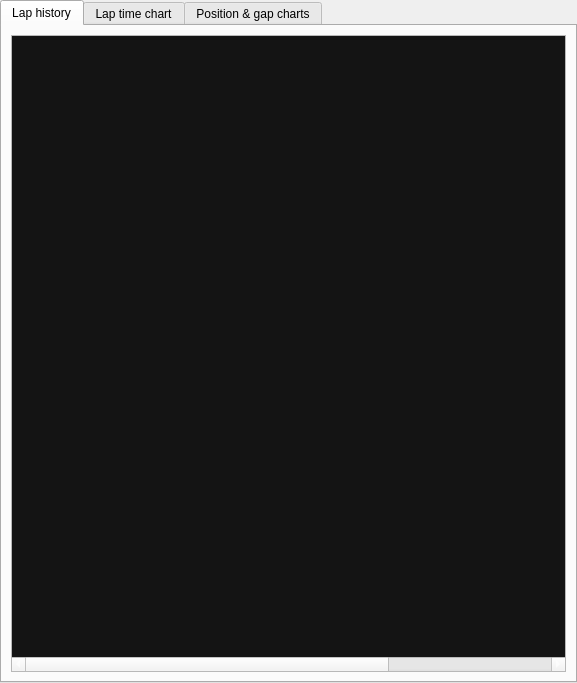
First picture: the form in ui/driverdatawidget.ui, repository gronberg/f1lt, before the edit.
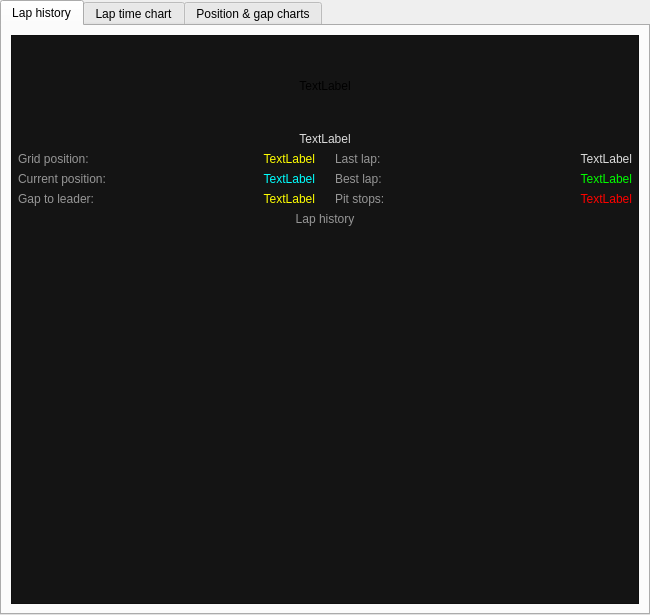
Second picture: the form after the edit.

Commit message: reimplemented main tables (LT table, driver data, speed records and fastest laps) using model/view

Diff of the .ui file:
```diff
--- a/ui/driverdatawidget.ui
+++ b/ui/driverdatawidget.ui
@@ -6,14 +6,20 @@
    <rect>
     <x>0</x>
     <y>0</y>
-    <width>577</width>
-    <height>683</height>
+    <width>650</width>
+    <height>615</height>
    </rect>
   </property>
+  <property name="maximumSize">
+   <size>
+    <width>16777215</width>
+    <height>16777215</height>
+   </size>
+  </property>
   <property name="windowTitle">
    <string>Form</string>
   </property>
-  <layout class="QVBoxLayout" name="verticalLayout">
+  <layout class="QVBoxLayout" name="verticalLayout_5">
    <property name="margin">
     <number>0</number>
    </property>
@@ -33,26 +39,20 @@
        <string>Lap history</string>
       </attribute>
       <layout class="QVBoxLayout" name="verticalLayout_2">
+       <property name="margin">
+        <number>9</number>
+       </property>
        <item>
-        <widget class="QTableWidget" name="tableWidget_4">
+        <widget class="QScrollArea" name="scrollArea">
          <property name="palette">
           <palette>
            <active>
-            <colorrole role="WindowText">
+            <colorrole role="Button">
              <brush brushstyle="SolidPattern">
               <color alpha="255">
-               <red>255</red>
-               <green>255</green>
-               <blue>255</blue>
-              </color>
-             </brush>
-            </colorrole>
-            <colorrole role="Text">
-             <brush brushstyle="SolidPattern">
-              <color alpha="255">
-               <red>255</red>
-               <green>255</green>
-               <blue>255</blue>
+               <red>204</red>
+               <green>204</green>
+               <blue>205</blue>
               </color>
              </brush>
             </colorrole>
@@ -65,32 +65,23 @@
               </color>
              </brush>
             </colorrole>
-            <colorrole role="Highlight">
+            <colorrole role="Window">
              <brush brushstyle="SolidPattern">
               <color alpha="255">
-               <red>73</red>
-               <green>73</green>
-               <blue>73</blue>
+               <red>20</red>
+               <green>20</green>
+               <blue>20</blue>
               </color>
              </brush>
             </colorrole>
            </active>
            <inactive>
-            <colorrole role="WindowText">
+            <colorrole role="Button">
              <brush brushstyle="SolidPattern">
               <color alpha="255">
-               <red>255</red>
-               <green>255</green>
-               <blue>255</blue>
-              </color>
-             </brush>
-            </colorrole>
-            <colorrole role="Text">
-             <brush brushstyle="SolidPattern">
-              <color alpha="255">
-               <red>255</red>
-               <green>255</green>
-               <blue>255</blue>
+               <red>204</red>
+               <green>204</green>
+               <blue>205</blue>
               </color>
              </brush>
             </colorrole>
@@ -103,134 +94,885 @@
               </color>
              </brush>
             </colorrole>
-            <colorrole role="Highlight">
+            <colorrole role="Window">
              <brush brushstyle="SolidPattern">
               <color alpha="255">
-               <red>73</red>
-               <green>73</green>
-               <blue>73</blue>
+               <red>20</red>
+               <green>20</green>
+               <blue>20</blue>
               </color>
              </brush>
             </colorrole>
            </inactive>
            <disabled>
-            <colorrole role="WindowText">
+            <colorrole role="Button">
              <brush brushstyle="SolidPattern">
               <color alpha="255">
-               <red>130</red>
-               <green>130</green>
-               <blue>130</blue>
-              </color>
-             </brush>
-            </colorrole>
-            <colorrole role="Text">
-             <brush brushstyle="SolidPattern">
-              <color alpha="255">
-               <red>130</red>
-               <green>130</green>
-               <blue>130</blue>
+               <red>204</red>
+               <green>204</green>
+               <blue>205</blue>
               </color>
              </brush>
             </colorrole>
             <colorrole role="Base">
              <brush brushstyle="SolidPattern">
               <color alpha="255">
-               <red>240</red>
-               <green>240</green>
-               <blue>240</blue>
+               <red>20</red>
+               <green>20</green>
+               <blue>20</blue>
               </color>
              </brush>
             </colorrole>
-            <colorrole role="Highlight">
+            <colorrole role="Window">
              <brush brushstyle="SolidPattern">
               <color alpha="255">
-               <red>175</red>
-               <green>175</green>
-               <blue>175</blue>
+               <red>20</red>
+               <green>20</green>
+               <blue>20</blue>
               </color>
              </brush>
             </colorrole>
            </disabled>
           </palette>
          </property>
-         <property name="font">
-          <font>
-           <family>Arial</family>
-           <pointsize>10</pointsize>
-           <weight>75</weight>
-           <bold>true</bold>
-          </font>
+         <property name="autoFillBackground">
+          <bool>true</bool>
          </property>
-         <property name="editTriggers">
-          <set>QAbstractItemView::NoEditTriggers</set>
+         <property name="widgetResizable">
+          <bool>true</bool>
          </property>
-         <property name="selectionMode">
-          <enum>QAbstractItemView::ExtendedSelection</enum>
-         </property>
-         <property name="selectionBehavior">
-          <enum>QAbstractItemView::SelectItems</enum>
-         </property>
-         <property name="iconSize">
-          <size>
-           <width>300</width>
-           <height>300</height>
-          </size>
-         </property>
-         <property name="verticalScrollMode">
-          <enum>QAbstractItemView::ScrollPerPixel</enum>
-         </property>
-         <property name="horizontalScrollMode">
-          <enum>QAbstractItemView::ScrollPerPixel</enum>
-         </property>
-         <property name="showGrid">
-          <bool>false</bool>
-         </property>
-         <attribute name="horizontalHeaderVisible">
-          <bool>false</bool>
-         </attribute>
-         <attribute name="verticalHeaderVisible">
-          <bool>false</bool>
-         </attribute>
-         <column>
-          <property name="text">
-           <string/>
+         <widget class="QWidget" name="scrollAreaWidgetContents_5">
+          <property name="geometry">
+           <rect>
+            <x>0</x>
+            <y>0</y>
+            <width>626</width>
+            <height>566</height>
+           </rect>
           </property>
-         </column>
-         <column>
-          <property name="text">
-           <string/>
-          </property>
-         </column>
-         <column>
-          <property name="text">
-           <string/>
-          </property>
-         </column>
-         <column>
-          <property name="text">
-           <string/>
-          </property>
-         </column>
-         <column>
-          <property name="text">
-           <string/>
-          </property>
-         </column>
-         <column>
-          <property name="text">
-           <string/>
-          </property>
-         </column>
-         <column>
-          <property name="text">
-           <string/>
-          </property>
-         </column>
-         <column>
-          <property name="text">
-           <string/>
-          </property>
-         </column>
+          <layout class="QVBoxLayout" name="verticalLayout">
+           <property name="leftMargin">
+            <number>0</number>
+           </property>
+           <property name="topMargin">
+            <number>4</number>
+           </property>
+           <property name="rightMargin">
+            <number>0</number>
+           </property>
+           <property name="bottomMargin">
+            <number>4</number>
+           </property>
+           <item>
+            <widget class="QWidget" name="infoWidget" native="true">
+             <layout class="QGridLayout" name="gridLayout">
+              <property name="horizontalSpacing">
+               <number>20</number>
+              </property>
+              <property name="verticalSpacing">
+               <number>6</number>
+              </property>
+              <property name="margin">
+               <number>6</number>
+              </property>
+              <item row="9" column="0" colspan="4">
+               <widget class="QLabel" name="label_5">
+                <property name="palette">
+                 <palette>
+                  <active>
+                   <colorrole role="WindowText">
+                    <brush brushstyle="SolidPattern">
+                     <color alpha="255">
+                      <red>150</red>
+                      <green>150</green>
+                      <blue>150</blue>
+                     </color>
+                    </brush>
+                   </colorrole>
+                  </active>
+                  <inactive>
+                   <colorrole role="WindowText">
+                    <brush brushstyle="SolidPattern">
+                     <color alpha="255">
+                      <red>150</red>
+                      <green>150</green>
+                      <blue>150</blue>
+                     </color>
+                    </brush>
+                   </colorrole>
+                  </inactive>
+                  <disabled>
+                   <colorrole role="WindowText">
+                    <brush brushstyle="SolidPattern">
+                     <color alpha="255">
+                      <red>130</red>
+                      <green>130</green>
+                      <blue>130</blue>
+                     </color>
+                    </brush>
+                   </colorrole>
+                  </disabled>
+                 </palette>
+                </property>
+                <property name="text">
+                 <string>Lap history</string>
+                </property>
+                <property name="alignment">
+                 <set>Qt::AlignCenter</set>
+                </property>
+               </widget>
+              </item>
+              <item row="2" column="0" colspan="4">
+               <widget class="QLabel" name="driverNameLabel">
+                <property name="palette">
+                 <palette>
+                  <active>
+                   <colorrole role="WindowText">
+                    <brush brushstyle="SolidPattern">
+                     <color alpha="255">
+                      <red>220</red>
+                      <green>220</green>
+                      <blue>220</blue>
+                     </color>
+                    </brush>
+                   </colorrole>
+                  </active>
+                  <inactive>
+                   <colorrole role="WindowText">
+                    <brush brushstyle="SolidPattern">
+                     <color alpha="255">
+                      <red>220</red>
+                      <green>220</green>
+                      <blue>220</blue>
+                     </color>
+                    </brush>
+                   </colorrole>
+                  </inactive>
+                  <disabled>
+                   <colorrole role="WindowText">
+                    <brush brushstyle="SolidPattern">
+                     <color alpha="255">
+                      <red>130</red>
+                      <green>130</green>
+                      <blue>130</blue>
+                     </color>
+                    </brush>
+                   </colorrole>
+                  </disabled>
+                 </palette>
+                </property>
+                <property name="text">
+                 <string>TextLabel</string>
+                </property>
+                <property name="alignment">
+                 <set>Qt::AlignCenter</set>
+                </property>
+               </widget>
+              </item>
+              <item row="6" column="3">
+               <widget class="QLabel" name="bestLapLabel">
+                <property name="palette">
+                 <palette>
+                  <active>
+                   <colorrole role="WindowText">
+                    <brush brushstyle="SolidPattern">
+                     <color alpha="255">
+                      <red>0</red>
+                      <green>255</green>
+                      <blue>0</blue>
+                     </color>
+                    </brush>
+                   </colorrole>
+                  </active>
+                  <inactive>
+                   <colorrole role="WindowText">
+                    <brush brushstyle="SolidPattern">
+                     <color alpha="255">
+                      <red>0</red>
+                      <green>255</green>
+                      <blue>0</blue>
+                     </color>
+                    </brush>
+                   </colorrole>
+                  </inactive>
+                  <disabled>
+                   <colorrole role="WindowText">
+                    <brush brushstyle="SolidPattern">
+                     <color alpha="255">
+                      <red>130</red>
+                      <green>130</green>
+                      <blue>130</blue>
+                     </color>
+                    </brush>
+                   </colorrole>
+                  </disabled>
+                 </palette>
+                </property>
+                <property name="text">
+                 <string>TextLabel</string>
+                </property>
+                <property name="alignment">
+                 <set>Qt::AlignRight|Qt::AlignTrailing|Qt::AlignVCenter</set>
+                </property>
+               </widget>
+              </item>
+              <item row="6" column="2">
+               <widget class="QLabel" name="label_4">
+                <property name="palette">
+                 <palette>
+                  <active>
+                   <colorrole role="WindowText">
+                    <brush brushstyle="SolidPattern">
+                     <color alpha="255">
+                      <red>150</red>
+                      <green>150</green>
+                      <blue>150</blue>
+                     </color>
+                    </brush>
+                   </colorrole>
+                  </active>
+                  <inactive>
+                   <colorrole role="WindowText">
+                    <brush brushstyle="SolidPattern">
+                     <color alpha="255">
+                      <red>150</red>
+                      <green>150</green>
+                      <blue>150</blue>
+                     </color>
+                    </brush>
+                   </colorrole>
+                  </inactive>
+                  <disabled>
+                   <colorrole role="WindowText">
+                    <brush brushstyle="SolidPattern">
+                     <color alpha="255">
+                      <red>130</red>
+                      <green>130</green>
+                      <blue>130</blue>
+                     </color>
+                    </brush>
+                   </colorrole>
+                  </disabled>
+                 </palette>
+                </property>
+                <property name="text">
+                 <string>Best lap:</string>
+                </property>
+               </widget>
+              </item>
+              <item row="7" column="2">
+               <widget class="QLabel" name="pitStopsLabel">
+                <property name="palette">
+                 <palette>
+                  <active>
+                   <colorrole role="WindowText">
+                    <brush brushstyle="SolidPattern">
+                     <color alpha="255">
+                      <red>150</red>
+                      <green>150</green>
+                      <blue>150</blue>
+                     </color>
+                    </brush>
+                   </colorrole>
+                  </active>
+                  <inactive>
+                   <colorrole role="WindowText">
+                    <brush brushstyle="SolidPattern">
+                     <color alpha="255">
+                      <red>150</red>
+                      <green>150</green>
+                      <blue>150</blue>
+                     </color>
+                    </brush>
+                   </colorrole>
+                  </inactive>
+                  <disabled>
+                   <colorrole role="WindowText">
+                    <brush brushstyle="SolidPattern">
+                     <color alpha="255">
+                      <red>130</red>
+                      <green>130</green>
+                      <blue>130</blue>
+                     </color>
+                    </brush>
+                   </colorrole>
+                  </disabled>
+                 </palette>
+                </property>
+                <property name="text">
+                 <string>Pit stops:</string>
+                </property>
+               </widget>
+              </item>
+              <item row="4" column="0">
+               <widget class="QLabel" name="gridLabel">
+                <property name="palette">
+                 <palette>
+                  <active>
+                   <colorrole role="WindowText">
+                    <brush brushstyle="SolidPattern">
+                     <color alpha="255">
+                      <red>150</red>
+                      <green>150</green>
+                      <blue>150</blue>
+                     </color>
+                    </brush>
+                   </colorrole>
+                  </active>
+                  <inactive>
+                   <colorrole role="WindowText">
+                    <brush brushstyle="SolidPattern">
+                     <color alpha="255">
+                      <red>150</red>
+                      <green>150</green>
+                      <blue>150</blue>
+                     </color>
+                    </brush>
+                   </colorrole>
+                  </inactive>
+                  <disabled>
+                   <colorrole role="WindowText">
+                    <brush brushstyle="SolidPattern">
+                     <color alpha="255">
+                      <red>130</red>
+                      <green>130</green>
+                      <blue>130</blue>
+                     </color>
+                    </brush>
+                   </colorrole>
+                  </disabled>
+                 </palette>
+                </property>
+                <property name="text">
+                 <string>Grid position:</string>
+                </property>
+               </widget>
+              </item>
+              <item row="6" column="1">
+               <widget class="QLabel" name="currentPositionLabel">
+                <property name="palette">
+                 <palette>
+                  <active>
+                   <colorrole role="WindowText">
+                    <brush brushstyle="SolidPattern">
+                     <color alpha="255">
+                      <red>0</red>
+                      <green>255</green>
+                      <blue>255</blue>
+                     </color>
+                    </brush>
+                   </colorrole>
+                  </active>
+                  <inactive>
+                   <colorrole role="WindowText">
+                    <brush brushstyle="SolidPattern">
+                     <color alpha="255">
+                      <red>0</red>
+                      <green>255</green>
+                      <blue>255</blue>
+                     </color>
+                    </brush>
+                   </colorrole>
+                  </inactive>
+                  <disabled>
+                   <colorrole role="WindowText">
+                    <brush brushstyle="SolidPattern">
+                     <color alpha="255">
+                      <red>130</red>
+                      <green>130</green>
+                      <blue>130</blue>
+                     </color>
+                    </brush>
+                   </colorrole>
+                  </disabled>
+                 </palette>
+                </property>
+                <property name="text">
+                 <string>TextLabel</string>
+                </property>
+                <property name="alignment">
+                 <set>Qt::AlignRight|Qt::AlignTrailing|Qt::AlignVCenter</set>
+                </property>
+               </widget>
+              </item>
+              <item row="4" column="1">
+               <widget class="QLabel" name="gridPositionLabel">
+                <property name="palette">
+                 <palette>
+                  <active>
+                   <colorrole role="WindowText">
+                    <brush brushstyle="SolidPattern">
+                     <color alpha="255">
+                      <red>255</red>
+                      <green>255</green>
+                      <blue>0</blue>
+                     </color>
+                    </brush>
+                   </colorrole>
+                  </active>
+                  <inactive>
+                   <colorrole role="WindowText">
+                    <brush brushstyle="SolidPattern">
+                     <color alpha="255">
+                      <red>255</red>
+                      <green>255</green>
+                      <blue>0</blue>
+                     </color>
+                    </brush>
+                   </colorrole>
+                  </inactive>
+                  <disabled>
+                   <colorrole role="WindowText">
+                    <brush brushstyle="SolidPattern">
+                     <color alpha="255">
+                      <red>130</red>
+                      <green>130</green>
+                      <blue>130</blue>
+                     </color>
+                    </brush>
+                   </colorrole>
+                  </disabled>
+                 </palette>
+                </property>
+                <property name="text">
+                 <string>TextLabel</string>
+                </property>
+                <property name="alignment">
+                 <set>Qt::AlignRight|Qt::AlignTrailing|Qt::AlignVCenter</set>
+                </property>
+               </widget>
+              </item>
+              <item row="4" column="2">
+               <widget class="QLabel" name="label_3">
+                <property name="palette">
+                 <palette>
+                  <active>
+                   <colorrole role="WindowText">
+                    <brush brushstyle="SolidPattern">
+                     <color alpha="255">
+                      <red>150</red>
+                      <green>150</green>
+                      <blue>150</blue>
+                     </color>
+                    </brush>
+                   </colorrole>
+                  </active>
+                  <inactive>
+                   <colorrole role="WindowText">
+                    <brush brushstyle="SolidPattern">
+                     <color alpha="255">
+                      <red>150</red>
+                      <green>150</green>
+                      <blue>150</blue>
+                     </color>
+                    </brush>
+                   </colorrole>
+                  </inactive>
+                  <disabled>
+                   <colorrole role="WindowText">
+                    <brush brushstyle="SolidPattern">
+                     <color alpha="255">
+                      <red>130</red>
+                      <green>130</green>
+                      <blue>130</blue>
+                     </color>
+                    </brush>
+                   </colorrole>
+                  </disabled>
+                 </palette>
+                </property>
+                <property name="text">
+                 <string>Last lap:</string>
+                </property>
+               </widget>
+              </item>
+              <item row="7" column="1">
+               <widget class="QLabel" name="gapLabel">
+                <property name="palette">
+                 <palette>
+                  <active>
+                   <colorrole role="WindowText">
+                    <brush brushstyle="SolidPattern">
+                     <color alpha="255">
+                      <red>255</red>
+                      <green>255</green>
+                      <blue>0</blue>
+                     </color>
+                    </brush>
+                   </colorrole>
+                  </active>
+                  <inactive>
+                   <colorrole role="WindowText">
+                    <brush brushstyle="SolidPattern">
+                     <color alpha="255">
+                      <red>255</red>
+                      <green>255</green>
+                      <blue>0</blue>
+                     </color>
+                    </brush>
+                   </colorrole>
+                  </inactive>
+                  <disabled>
+                   <colorrole role="WindowText">
+                    <brush brushstyle="SolidPattern">
+                     <color alpha="255">
+                      <red>130</red>
+                      <green>130</green>
+                      <blue>130</blue>
+                     </color>
+                    </brush>
+                   </colorrole>
+                  </disabled>
+                 </palette>
+                </property>
+                <property name="text">
+                 <string>TextLabel</string>
+                </property>
+                <property name="alignment">
+                 <set>Qt::AlignRight|Qt::AlignTrailing|Qt::AlignVCenter</set>
+                </property>
+               </widget>
+              </item>
+              <item row="4" column="3">
+               <widget class="QLabel" name="lastLapLabel">
+                <property name="palette">
+                 <palette>
+                  <active>
+                   <colorrole role="WindowText">
+                    <brush brushstyle="SolidPattern">
+                     <color alpha="255">
+                      <red>220</red>
+                      <green>220</green>
+                      <blue>220</blue>
+                     </color>
+                    </brush>
+                   </colorrole>
+                  </active>
+                  <inactive>
+                   <colorrole role="WindowText">
+                    <brush brushstyle="SolidPattern">
+                     <color alpha="255">
+                      <red>220</red>
+                      <green>220</green>
+                      <blue>220</blue>
+                     </color>
+                    </brush>
+                   </colorrole>
+                  </inactive>
+                  <disabled>
+                   <colorrole role="WindowText">
+                    <brush brushstyle="SolidPattern">
+                     <color alpha="255">
+                      <red>130</red>
+                      <green>130</green>
+                      <blue>130</blue>
+                     </color>
+                    </brush>
+                   </colorrole>
+                  </disabled>
+                 </palette>
+                </property>
+                <property name="text">
+                 <string>TextLabel</string>
+                </property>
+                <property name="alignment">
+                 <set>Qt::AlignRight|Qt::AlignTrailing|Qt::AlignVCenter</set>
+                </property>
+               </widget>
+              </item>
+              <item row="6" column="0">
+               <widget class="QLabel" name="label">
+                <property name="palette">
+                 <palette>
+                  <active>
+                   <colorrole role="WindowText">
+                    <brush brushstyle="SolidPattern">
+                     <color alpha="255">
+                      <red>150</red>
+                      <green>150</green>
+                      <blue>150</blue>
+                     </color>
+                    </brush>
+                   </colorrole>
+                  </active>
+                  <inactive>
+                   <colorrole role="WindowText">
+                    <brush brushstyle="SolidPattern">
+                     <color alpha="255">
+                      <red>150</red>
+                      <green>150</green>
+                      <blue>150</blue>
+                     </color>
+                    </brush>
+                   </colorrole>
+                  </inactive>
+                  <disabled>
+                   <colorrole role="WindowText">
+                    <brush brushstyle="SolidPattern">
+                     <color alpha="255">
+                      <red>130</red>
+                      <green>130</green>
+                      <blue>130</blue>
+                     </color>
+                    </brush>
+                   </colorrole>
+                  </disabled>
+                 </palette>
+                </property>
+                <property name="text">
+                 <string>Current position:</string>
+                </property>
+               </widget>
+              </item>
+              <item row="7" column="0">
+               <widget class="QLabel" name="label_2">
+                <property name="palette">
+                 <palette>
+                  <active>
+                   <colorrole role="WindowText">
+                    <brush brushstyle="SolidPattern">
+                     <color alpha="255">
+                      <red>150</red>
+                      <green>150</green>
+                      <blue>150</blue>
+                     </color>
+                    </brush>
+                   </colorrole>
+                  </active>
+                  <inactive>
+                   <colorrole role="WindowText">
+                    <brush brushstyle="SolidPattern">
+                     <color alpha="255">
+                      <red>150</red>
+                      <green>150</green>
+                      <blue>150</blue>
+                     </color>
+                    </brush>
+                   </colorrole>
+                  </inactive>
+                  <disabled>
+                   <colorrole role="WindowText">
+                    <brush brushstyle="SolidPattern">
+                     <color alpha="255">
+                      <red>130</red>
+                      <green>130</green>
+                      <blue>130</blue>
+                     </color>
+                    </brush>
+                   </colorrole>
+                  </disabled>
+                 </palette>
+                </property>
+                <property name="text">
+                 <string>Gap to leader:</string>
+                </property>
+               </widget>
+              </item>
+              <item row="7" column="3">
+               <widget class="QLabel" name="numPitsLabel">
+                <property name="palette">
+                 <palette>
+                  <active>
+                   <colorrole role="WindowText">
+                    <brush brushstyle="SolidPattern">
+                     <color alpha="255">
+                      <red>255</red>
+                      <green>0</green>
+                      <blue>0</blue>
+                     </color>
+                    </brush>
+                   </colorrole>
+                  </active>
+                  <inactive>
+                   <colorrole role="WindowText">
+                    <brush brushstyle="SolidPattern">
+                     <color alpha="255">
+                      <red>255</red>
+                      <green>0</green>
+                      <blue>0</blue>
+                     </color>
+                    </brush>
+                   </colorrole>
+                  </inactive>
+                  <disabled>
+                   <colorrole role="WindowText">
+                    <brush brushstyle="SolidPattern">
+                     <color alpha="255">
+                      <red>130</red>
+                      <green>130</green>
+                      <blue>130</blue>
+                     </color>
+                    </brush>
+                   </colorrole>
+                  </disabled>
+                 </palette>
+                </property>
+                <property name="text">
+                 <string>TextLabel</string>
+                </property>
+                <property name="alignment">
+                 <set>Qt::AlignRight|Qt::AlignTrailing|Qt::AlignVCenter</set>
+                </property>
+               </widget>
+              </item>
+              <item row="1" column="0" colspan="4">
+               <widget class="QLabel" name="carImageLabel">
+                <property name="sizePolicy">
+                 <sizepolicy hsizetype="Preferred" vsizetype="Fixed">
+                  <horstretch>0</horstretch>
+                  <verstretch>0</verstretch>
+                 </sizepolicy>
+                </property>
+                <property name="minimumSize">
+                 <size>
+                  <width>0</width>
+                  <height>80</height>
+                 </size>
+                </property>
+                <property name="text">
+                 <string>TextLabel</string>
+                </property>
+                <property name="alignment">
+                 <set>Qt::AlignCenter</set>
+                </property>
+               </widget>
+              </item>
+             </layout>
+            </widget>
+           </item>
+           <item>
+            <widget class="QTableView" name="tableView">
+             <property name="sizePolicy">
+              <sizepolicy hsizetype="MinimumExpanding" vsizetype="Expanding">
+               <horstretch>0</horstretch>
+               <verstretch>0</verstretch>
+              </sizepolicy>
+             </property>
+             <property name="palette">
+              <palette>
+               <active>
+                <colorrole role="Base">
+                 <brush brushstyle="SolidPattern">
+                  <color alpha="255">
+                   <red>20</red>
+                   <green>20</green>
+                   <blue>20</blue>
+                  </color>
+                 </brush>
+                </colorrole>
+                <colorrole role="Highlight">
+                 <brush brushstyle="SolidPattern">
+                  <color alpha="255">
+                   <red>73</red>
+                   <green>73</green>
+                   <blue>73</blue>
+                  </color>
+                 </brush>
+                </colorrole>
+                <colorrole role="AlternateBase">
+                 <brush brushstyle="SolidPattern">
+                  <color alpha="255">
+                   <red>27</red>
+                   <green>27</green>
+                   <blue>27</blue>
+                  </color>
+                 </brush>
+                </colorrole>
+               </active>
+               <inactive>
+                <colorrole role="Base">
+                 <brush brushstyle="SolidPattern">
+                  <color alpha="255">
+                   <red>20</red>
+                   <green>20</green>
+                   <blue>20</blue>
+                  </color>
+                 </brush>
+                </colorrole>
+                <colorrole role="Highlight">
+                 <brush brushstyle="SolidPattern">
+                  <color alpha="255">
+                   <red>73</red>
+                   <green>73</green>
+                   <blue>73</blue>
+                  </color>
+                 </brush>
+                </colorrole>
+                <colorrole role="AlternateBase">
+                 <brush brushstyle="SolidPattern">
+                  <color alpha="255">
+                   <red>27</red>
+                   <green>27</green>
+                   <blue>27</blue>
+                  </color>
+                 </brush>
+                </colorrole>
+               </inactive>
+               <disabled>
+                <colorrole role="Base">
+                 <brush brushstyle="SolidPattern">
+                  <color alpha="255">
+                   <red>240</red>
+                   <green>240</green>
+                   <blue>240</blue>
+                  </color>
+                 </brush>
+                </colorrole>
+                <colorrole role="Highlight">
+                 <brush brushstyle="SolidPattern">
+                  <color alpha="255">
+                   <red>175</red>
+                   <green>175</green>
+                   <blue>175</blue>
+                  </color>
+                 </brush>
+                </colorrole>
+                <colorrole role="AlternateBase">
+                 <brush brushstyle="SolidPattern">
+                  <color alpha="255">
+                   <red>27</red>
+                   <green>27</green>
+                   <blue>27</blue>
+                  </color>
+                 </brush>
+                </colorrole>
+               </disabled>
+              </palette>
+             </property>
+             <property name="frameShape">
+              <enum>QFrame::NoFrame</enum>
+             </property>
+             <property name="verticalScrollBarPolicy">
+              <enum>Qt::ScrollBarAlwaysOff</enum>
+             </property>
+             <property name="horizontalScrollBarPolicy">
+              <enum>Qt::ScrollBarAlwaysOff</enum>
+             </property>
+             <property name="autoScroll">
+              <bool>true</bool>
+             </property>
+             <property name="editTriggers">
+              <set>QAbstractItemView::NoEditTriggers</set>
+             </property>
+             <property name="alternatingRowColors">
+              <bool>true</bool>
+             </property>
+             <property name="selectionMode">
+              <enum>QAbstractItemView::ExtendedSelection</enum>
+             </property>
+             <property name="showGrid">
+              <bool>false</bool>
+             </property>
+             <attribute name="horizontalHeaderVisible">
+              <bool>false</bool>
+             </attribute>
+             <attribute name="verticalHeaderVisible">
+              <bool>false</bool>
+             </attribute>
+            </widget>
+           </item>
+          </layout>
+         </widget>
         </widget>
        </item>
       </layout>
```
The commit also changes 45 other files.
